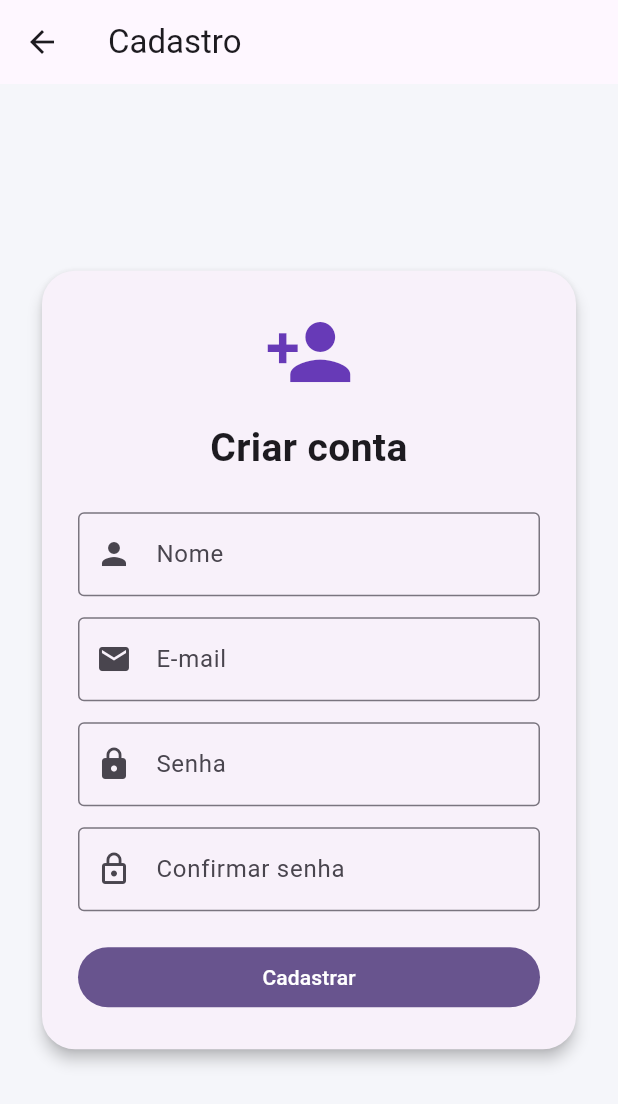
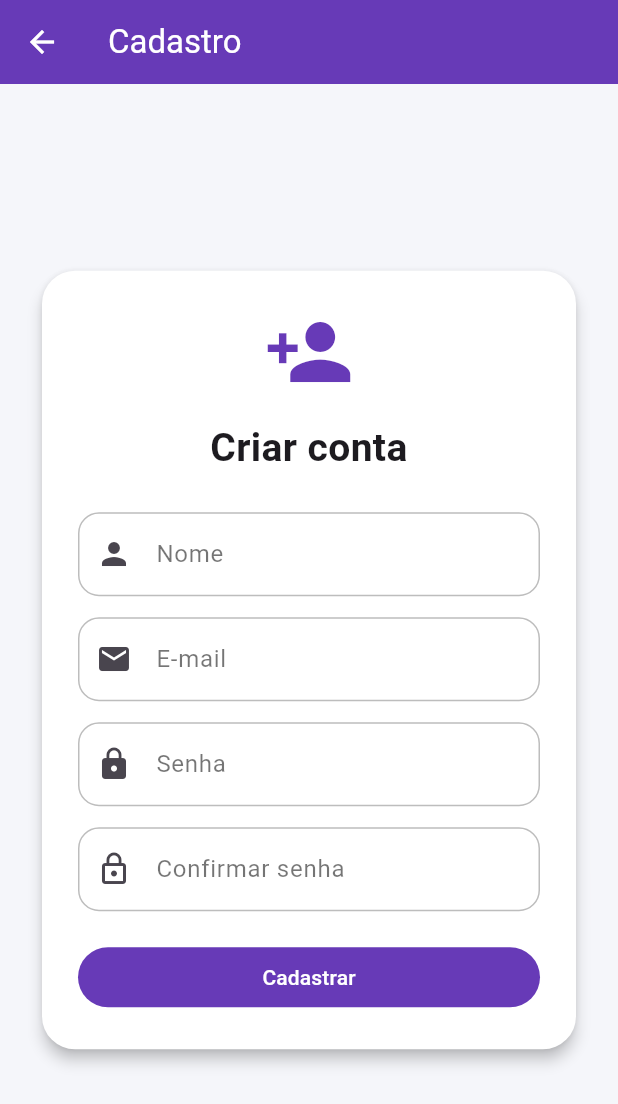
Before and after one commit to robertcostaa/app-financeiro-flutter, a Flutter app: the screen it shows after launch, after a tap on "Entrar", after a tap on "Criar nova conta", on a phone screen of 412 x 824 dp. Shown: the top 1104 px of the screen. Run offline on Flutter 3.47's test engine with Material 3 defaults, Android fonts, the phone set to English and light mode, and no system bars; our stand-ins replace cloud_firestore, firebase_auth, firebase_core, fl_chart, flutter_animate, flutter_riverpod and 4 more; accounts and stored records are empty; network calls fail.

Commit message:
Ajusta tema claro para execucao no Codespaces

```diff
--- a/lib/main.dart
+++ b/lib/main.dart
@@ -32,17 +32,64 @@ class MyApp extends StatelessWidget {
     return MaterialApp(
       title: 'Controle Financeiro',
       debugShowCheckedModeBanner: false,
+      themeMode: ThemeMode.light,
       theme: ThemeData(
         useMaterial3: true,
-        colorSchemeSeed: Colors.deepPurple,
         brightness: Brightness.light,
+        colorScheme: ColorScheme.fromSeed(
+          seedColor: Colors.deepPurple,
+          brightness: Brightness.light,
+        ),
+        scaffoldBackgroundColor: const Color(0xFFF5F6FA),
+        appBarTheme: const AppBarTheme(
+          backgroundColor: Colors.deepPurple,
+          foregroundColor: Colors.white,
+          elevation: 0,
+        ),
+        cardTheme: CardThemeData(
+          color: Colors.white,
+          elevation: 2,
+          shape: RoundedRectangleBorder(
+            borderRadius: BorderRadius.circular(14),
+          ),
+        ),
+        inputDecorationTheme: InputDecorationTheme(
+          filled: true,
+          fillColor: Colors.white,
+          labelStyle: const TextStyle(
+            color: Colors.black54,
+          ),
+          hintStyle: const TextStyle(
+            color: Colors.black45,
+          ),
+          border: OutlineInputBorder(
+            borderRadius: BorderRadius.circular(14),
+          ),
+          enabledBorder: OutlineInputBorder(
+            borderRadius: BorderRadius.circular(14),
+            borderSide: const BorderSide(
+              color: Colors.black26,
+            ),
+          ),
+          focusedBorder: OutlineInputBorder(
+            borderRadius: BorderRadius.circular(14),
+            borderSide: const BorderSide(
+              color: Colors.deepPurple,
+              width: 2,
+            ),
+          ),
+        ),
+        floatingActionButtonTheme: const FloatingActionButtonThemeData(
+          backgroundColor: Colors.deepPurple,
+          foregroundColor: Colors.white,
+        ),
+        filledButtonTheme: FilledButtonThemeData(
+          style: FilledButton.styleFrom(
+            backgroundColor: Colors.deepPurple,
+            foregroundColor: Colors.white,
+          ),
+        ),
       ),
-      darkTheme: ThemeData(
-        useMaterial3: true,
-        colorSchemeSeed: Colors.deepPurple,
-        brightness: Brightness.dark,
-      ),
-      themeMode: ThemeMode.system,
       routes: AppRoutes.routes,
       initialRoute: AppRoutes.auth,
     );
```
